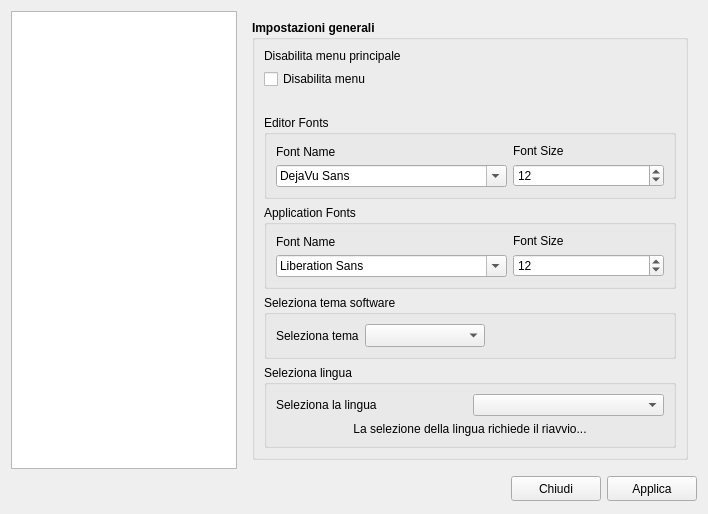
Above: lylibrary/ui/pref.ui from kratos83/LyLibrary before the change. Below: the same form after it.
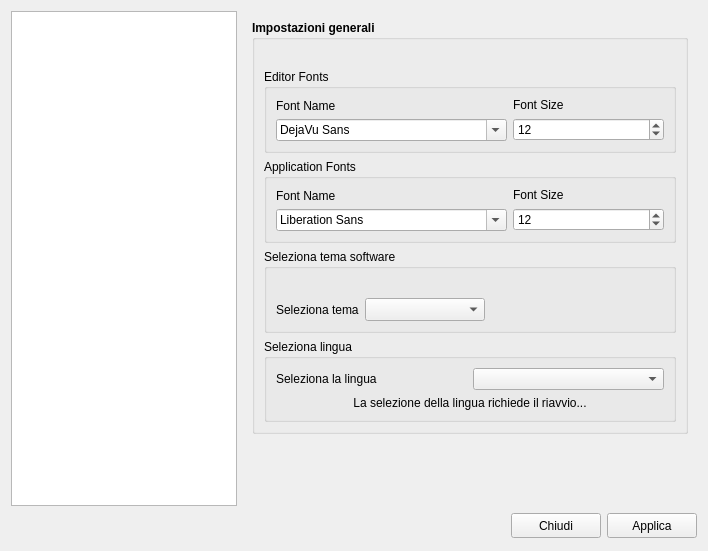
That is the form after the change. Icons and pictures are not drawn.

Diff of the .ui file:
```diff
--- a/lylibrary/ui/pref.ui
+++ b/lylibrary/ui/pref.ui
@@ -10,7 +10,7 @@
     <x>0</x>
     <y>0</y>
     <width>708</width>
-    <height>457</height>
+    <height>551</height>
    </rect>
   </property>
   <property name="windowTitle">
@@ -65,7 +65,7 @@
           <string>Impostazioni generali</string>
          </property>
          <layout class="QGridLayout" name="gridLayout_5">
-          <item row="6" column="0" colspan="2">
+          <item row="4" column="0" colspan="2">
            <widget class="QGroupBox" name="groupBox_10">
             <property name="font">
              <font>
@@ -103,47 +103,7 @@
             </layout>
            </widget>
           </item>
-          <item row="0" column="0" colspan="2">
-           <widget class="QLabel" name="label">
-            <property name="font">
-             <font>
-              <weight>50</weight>
-              <bold>false</bold>
-             </font>
-            </property>
-            <property name="text">
-             <string>&lt;!DOCTYPE HTML PUBLIC &quot;-//W3C//DTD HTML 4.0//EN&quot; &quot;http://www.w3.org/TR/REC-html40/strict.dtd&quot;&gt;
-&lt;html&gt;&lt;head&gt;&lt;meta name=&quot;qrichtext&quot; content=&quot;1&quot; /&gt;&lt;style type=&quot;text/css&quot;&gt;
-p, li { white-space: pre-wrap; }
-&lt;/style&gt;&lt;/head&gt;&lt;body style=&quot; font-family:'Ubuntu'; font-size:9pt; font-weight:400; font-style:normal;&quot;&gt;
-&lt;table border=&quot;0&quot; style=&quot;-qt-table-type: root; margin-top:4px; margin-bottom:4px; margin-left:4px; margin-right:4px;&quot;&gt;
-&lt;tr&gt;
-&lt;td style=&quot;border: none;&quot;&gt;
-&lt;p style=&quot; margin-top:0px; margin-bottom:0px; margin-left:0px; margin-right:0px; -qt-block-indent:0; text-indent:0px;&quot;&gt;Disabilita menu principale&lt;/p&gt;&lt;/td&gt;&lt;/tr&gt;&lt;/table&gt;&lt;/body&gt;&lt;/html&gt;</string>
-            </property>
-           </widget>
-          </item>
-          <item row="1" column="0">
-           <widget class="QCheckBox" name="menu_d">
-            <property name="font">
-             <font>
-              <weight>50</weight>
-              <bold>false</bold>
-             </font>
-            </property>
-            <property name="text">
-             <string>Disabilita menu</string>
-            </property>
-           </widget>
-          </item>
-          <item row="2" column="0" colspan="2">
-           <widget class="QLabel" name="info">
-            <property name="text">
-             <string/>
-            </property>
-           </widget>
-          </item>
-          <item row="3" column="0" colspan="2">
+          <item row="1" column="0" colspan="2">
            <widget class="QGroupBox" name="groupBox_3">
             <property name="font">
              <font>
@@ -223,7 +183,7 @@
             </layout>
            </widget>
           </item>
-          <item row="4" column="0" colspan="2">
+          <item row="2" column="0" colspan="2">
            <widget class="QGroupBox" name="groupBox_4">
             <property name="font">
              <font>
@@ -277,7 +237,7 @@
             </layout>
            </widget>
           </item>
-          <item row="5" column="0" colspan="2">
+          <item row="3" column="0" colspan="2">
            <widget class="QGroupBox" name="groupBox_9">
             <property name="font">
              <font>
@@ -347,6 +307,13 @@
             </layout>
            </widget>
           </item>
+          <item row="0" column="0" colspan="2">
+           <widget class="QLabel" name="info">
+            <property name="text">
+             <string/>
+            </property>
+           </widget>
+          </item>
          </layout>
         </widget>
        </item>
```
Left out of the diff: 1 changed line with no effect on the pictures.
